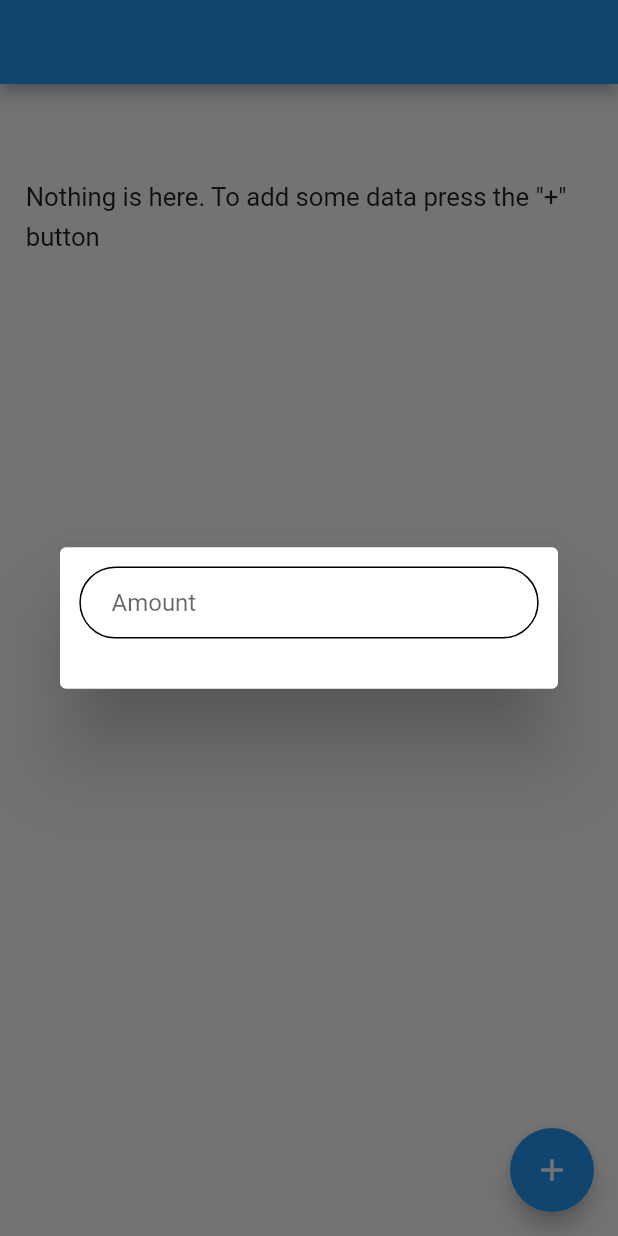
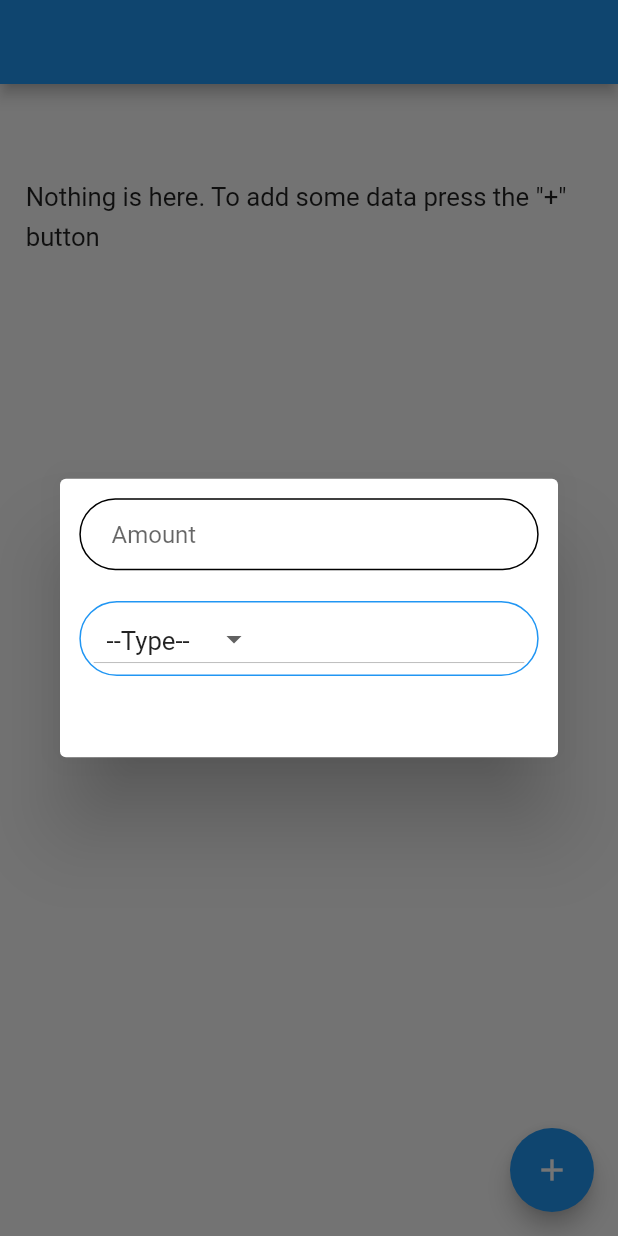
Before and after one commit to Sam21-39/Spend-Analytics, a Flutter app: the screen it shows after launch, after a tap on the "add" icon, on a phone screen of 412 x 824 dp. Run offline on Flutter 3.47's test engine with Material 2 defaults, Android fonts, the phone set to English and light mode, and no system bars; our stand-ins replace flutter_screenutil.

Commit message:
Update item_container.dart

```diff
--- a/spend_analytics/lib/Views/Widgets/item_container.dart
+++ b/spend_analytics/lib/Views/Widgets/item_container.dart
@@ -1,5 +1,6 @@
 import 'package:flutter/material.dart';
 import 'package:spend_analytics/Utils/common.dart';
+import 'package:spend_analytics/Views/UI/ui_text.dart';
 
 class ItemContainer extends StatefulWidget {
   @override
@@ -7,6 +8,24 @@ class ItemContainer extends StatefulWidget {
 }
 
 class _ItemContainerState extends State<ItemContainer> {
+  String typeValue = "--Type--", categoryValue = "--Category--";
+  List<String> incomeCategory = [
+        "--Category--",
+        "Work",
+        "Internship",
+        "Buiseness",
+      ],
+      expensesCategory = [
+        "--Category--",
+        "Entertainment",
+        "Food",
+        "Medical",
+        "Gym",
+        "Rent",
+        "Travel",
+        "Clothing",
+        "Bills",
+      ];
   @override
   Widget build(BuildContext context) {
     return Column(
@@ -31,18 +50,30 @@ class _ItemContainerState extends State<ItemContainer> {
         SizedBox(
           height: setHeight(20.0),
         ),
-      ],
-    );
-  }
-
-  String typeDropDown() {
-    String typeValue = "";
-    new DropdownButton<String>(
+        Container(
+          width: double.infinity,
+          padding: EdgeInsets.symmetric(
+            horizontal: setSize(10.0),
+          ),
+          decoration: BoxDecoration(
+              borderRadius: BorderRadius.circular(30.0),
+              border: Border.all(color: Colors.blue, width: 1.0)),
+          child: DropdownButton<String>(
+            elevation: 12,
             value: typeValue,
-      items: <String>["Income", "Expense"].map((String value) {
-        return new DropdownMenuItem<String>(
+            items:
+                <String>["--Type--", "Expense", "Income"].map((String value) {
+              return DropdownMenuItem<String>(
                 value: value,
-          child: new Text(value),
+                child: Padding(
+                  padding: EdgeInsets.all(
+                    setSize(10.0),
+                  ),
+                  child: Text(
+                    value,
+                    style: UiText.normalText,
+                  ),
+                ),
               );
             }).toList(),
             onChanged: (val) {
@@ -50,7 +81,61 @@ class _ItemContainerState extends State<ItemContainer> {
                 typeValue = val;
               });
             },
+          ),
+        ),
+        SizedBox(
+          height: setHeight(20.0),
+        ),
+        if (typeValue != "--Type--")
+          Container(
+            width: double.infinity,
+            padding: EdgeInsets.symmetric(
+              horizontal: setSize(10.0),
+            ),
+            decoration: BoxDecoration(
+                borderRadius: BorderRadius.circular(30.0),
+                border: Border.all(color: Colors.blue, width: 1.0)),
+            child: DropdownButton<String>(
+              elevation: 12,
+              value: categoryValue,
+              items: setCategoryList(typeValue).map((String value) {
+                return DropdownMenuItem<String>(
+                  value: value,
+                  child: Padding(
+                    padding: EdgeInsets.all(
+                      setSize(10.0),
+                    ),
+                    child: Text(
+                      value,
+                      style: UiText.normalText,
+                    ),
+                  ),
                 );
-    return typeValue;
+              }).toList(),
+              onChanged: (val) {
+                setState(() {
+                  categoryValue = val;
+                });
+              },
+            ),
+          ),
+        SizedBox(
+          height: setHeight(20.0),
+        ),
+      ],
+    );
+  }
+
+  List<String> setCategoryList(String type) {
+    setState(() {
+      categoryValue = "--Category--";
+    });
+    switch (type) {
+      case "Income":
+        return incomeCategory;
+      case "Expense":
+        return expensesCategory;
+    }
+    return [];
   }
 }
```
Lines whose indentation alone changed are shown as unchanged.
